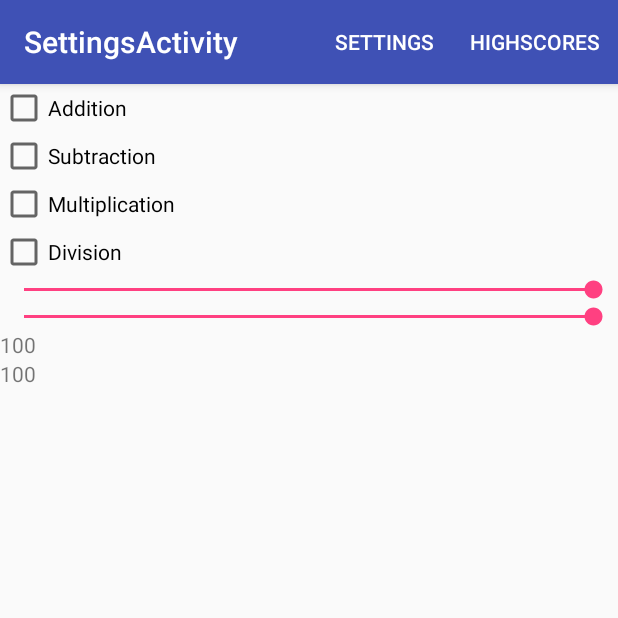
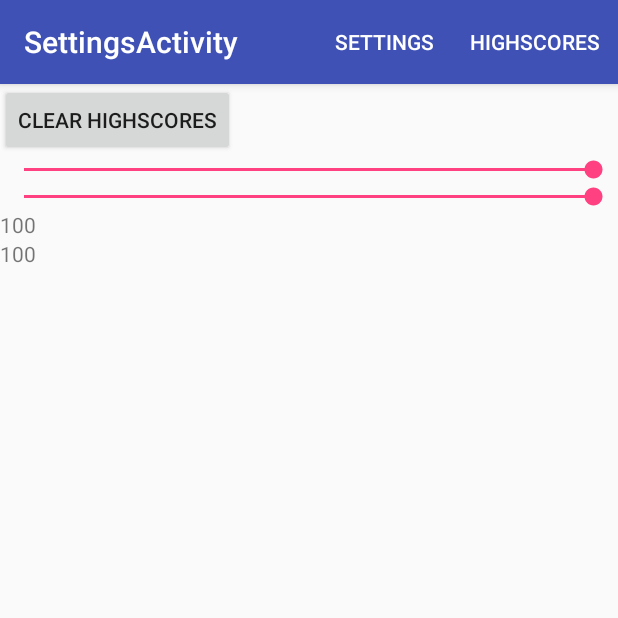
Before and after one commit to ZhouMing9919/CP3406---Educational-Game, an Android app: the SettingsActivity screen opened directly, with no data from a screen before it, on a phone screen of 412 x 824 dp, the top half of it. Run offline under Robolectric (Android 15) with nearby library versions, the light colour scheme and no system bars.

Commit message:
Add twitter api stuff and a clear database button in settings

```diff
--- a/EducationalGame/app/build.gradle
+++ b/EducationalGame/app/build.gradle
@@ -19,11 +19,13 @@ android {
 }
 
 dependencies {
-    implementation fileTree(dir: 'libs', include: ['*.jar'])
+    implementation fileTree(include: ['*.jar'], dir: 'libs')
     implementation 'com.android.support:appcompat-v7:26.1.0'
     implementation 'com.android.support.constraint:constraint-layout:1.1.0'
     implementation 'com.android.support:design:26.1.0'
     testImplementation 'junit:junit:4.12'
     androidTestImplementation 'com.android.support.test:runner:1.0.2'
     androidTestImplementation 'com.android.support.test.espresso:espresso-core:3.0.2'
+    implementation 'org.twitter4j:twitter4j-core:4.0.6'
+    implementation 'org.twitter4j:twitter4j-httpclient-support:2.2.6'
 }
--- a/EducationalGame/app/src/main/AndroidManifest.xml
+++ b/EducationalGame/app/src/main/AndroidManifest.xml
@@ -1,6 +1,8 @@
 <?xml version="1.0" encoding="utf-8"?>
 <manifest xmlns:android="http://schemas.android.com/apk/res/android"
     package="com.example.michael.educationalgame">
+
+    <uses-permission android:name="android.permission.INTERNET" />
 
     <application
         android:allowBackup="true"
@@ -37,6 +39,10 @@
         <activity
             android:name=".HighScoresActivity"
             android:label="@string/title_activity_high_scores"
+            android:theme="@style/AppTheme.NoActionBar" />
+        <activity
+            android:name=".Authenticate"
+            android:label="@string/title_activity_authenticate"
             android:theme="@style/AppTheme.NoActionBar"></activity>
     </application>
 
--- a/EducationalGame/app/src/main/java/com/example/michael/educationalgame/MainActivity.java
+++ b/EducationalGame/app/src/main/java/com/example/michael/educationalgame/MainActivity.java
@@ -12,6 +12,7 @@ import android.view.Menu;
 import android.view.MenuItem;
 import android.view.Window;
 import android.view.WindowManager;
+
 
 public class MainActivity extends AppCompatActivity {
 
--- a/EducationalGame/app/src/main/java/com/example/michael/educationalgame/SettingsActivity.java
+++ b/EducationalGame/app/src/main/java/com/example/michael/educationalgame/SettingsActivity.java
@@ -12,20 +12,25 @@ import android.view.MenuItem;
 import android.view.View;
 import android.view.Window;
 import android.view.WindowManager;
+import android.widget.Button;
 import android.widget.SeekBar;
 import android.widget.TextView;
 
 import org.w3c.dom.Text;
+
+import database.DatabaseHelper;
 
 public class SettingsActivity extends AppCompatActivity {
 
     SharedPreferences.Editor prefEditor;
     SharedPreferences pref;
 
+    Button clearHighScores;
     SeekBar firstValueMaxSlider;
     SeekBar secondValueMaxSlider;
     TextView firstValueMaxText;
     TextView secondValueMaxText;
+    DatabaseHelper highScores;
 
     @Override
     protected void onCreate(Bundle savedInstanceState) {
@@ -37,6 +42,9 @@ public class SettingsActivity extends AppCompatActivity {
         setSupportActionBar(toolbar);
 
         pref = getSharedPreferences("preferences", MODE_PRIVATE);
+
+        clearHighScores = (Button) findViewById(R.id.clearHighscores);
+        highScores = new DatabaseHelper(this);
 
         firstValueMaxSlider = (SeekBar) findViewById(R.id.firstValueMaxSlider);
         secondValueMaxSlider = (SeekBar) findViewById(R.id.secondValueMaxSlider);
@@ -114,4 +122,8 @@ public class SettingsActivity extends AppCompatActivity {
         return super.onOptionsItemSelected(item);
     }
 
+    void clearHighscores(View v) {
+        highScores.clearDatabase();
+    }
+
 }
--- a/EducationalGame/app/src/main/java/database/DatabaseHelper.java
+++ b/EducationalGame/app/src/main/java/database/DatabaseHelper.java
@@ -109,5 +109,11 @@ public class DatabaseHelper extends SQLiteOpenHelper {
         values.put(HighScores.COLUMN_SCORE, score.getScore());
     }
 
+    public void clearDatabase() {
+        String deleteQuery = "DELETE FROM " + HighScores.TABLE_NAME;
+        SQLiteDatabase db = this.getReadableDatabase();
+        db.execSQL(deleteQuery);
+    }
+
 
 }
--- a/EducationalGame/app/src/main/res/layout/content_settings.xml
+++ b/EducationalGame/app/src/main/res/layout/content_settings.xml
@@ -10,29 +10,12 @@
     tools:showIn="@layout/activity_settings">
 
 
-    <CheckBox
-        android:id="@+id/addition"
-        android:layout_width="match_parent"
+    <Button
+        android:id="@+id/clearHighscores"
+        android:layout_width="wrap_content"
         android:layout_height="wrap_content"
-        android:text="Addition" />
-
-    <CheckBox
-        android:id="@+id/subtraction"
-        android:layout_width="match_parent"
-        android:layout_height="wrap_content"
-        android:text="Subtraction" />
-
-    <CheckBox
-        android:id="@+id/multiplication"
-        android:layout_width="match_parent"
-        android:layout_height="wrap_content"
-        android:text="Multiplication" />
-
-    <CheckBox
-        android:id="@+id/division"
-        android:layout_width="match_parent"
-        android:layout_height="wrap_content"
-        android:text="Division" />
+        android:onClick="clearHighscores"
+        android:text="Clear Highscores" />
 
     <SeekBar
         android:id="@+id/firstValueMaxSlider"
--- a/EducationalGame/app/src/main/res/values/strings.xml
+++ b/EducationalGame/app/src/main/res/values/strings.xml
@@ -5,4 +5,5 @@
     <string name="title_activity_game">GameActivity</string>
     <string name="title_activity_game_over">GameOverActivity</string>
     <string name="title_activity_high_scores">HighScoresActivity</string>
+    <string name="title_activity_authenticate">Authenticate</string>
 </resources>
--- /dev/null
+++ b/EducationalGame/app/src/main/resources/twitter4j.properties
@@ -0,0 +1,3 @@
+debug=true
+oauth.consumerKey=jJYnrCKDIaQqZyK6bsxhSRufg
+oauth.consumerSecret=mbPWNKtmMTsP2NNYgMW3MBHv0Wlt91SuQlkhpml0mjGMtoarRm
```
Also changed, not shown: EducationalGame/app/src/main/java/com/example/michael/educationalgame/Authenticate.java (added, +90 -0 lines), EducationalGame/app/src/main/java/com/example/michael/educationalgame/Background.java (added, +8 -0 lines), EducationalGame/app/src/main/java/com/example/michael/educationalgame/GameOverActivity.java (+61 -0 lines), EducationalGame/app/src/main/res/layout/activity_authenticate.xml (added, +25 -0 lines), EducationalGame/app/src/main/res/layout/content_authenticate.xml (added, +17 -0 lines), EducationalGame/app/src/main/res/layout/content_game_over.xml (+8 -0 lines).
